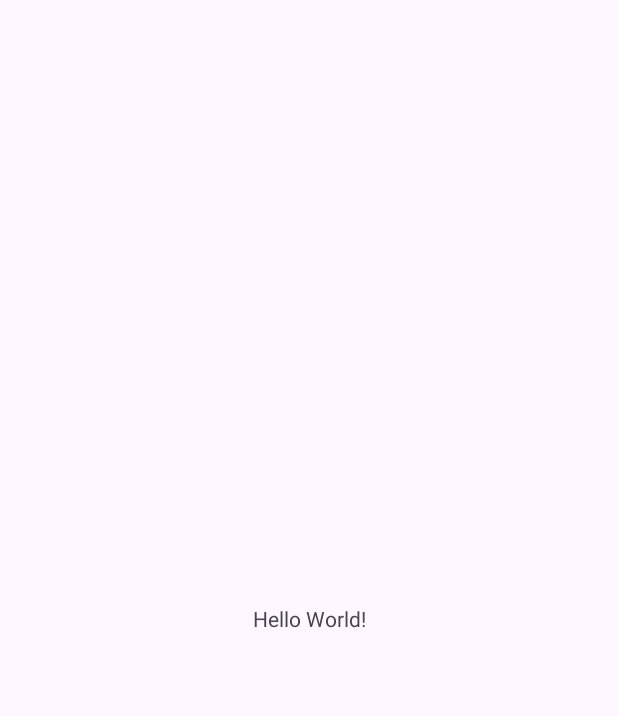
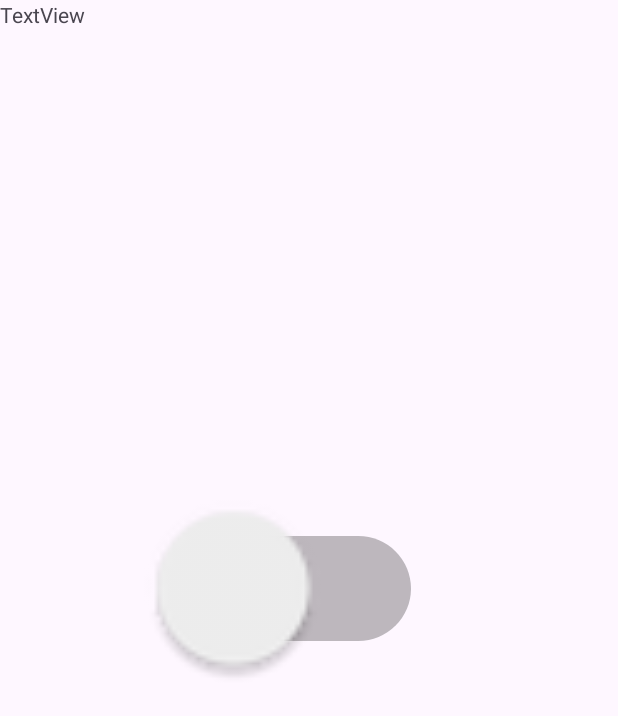
Before and after one commit to sezziiee/LiterOfLight, an Android app: the screen it shows after launch (MainActivity), on a phone screen of 412 x 824 dp. Before the commit the part shown is almost empty. Shown: the top 716 px of the screen. Run offline under Robolectric (Android 15) with nearby library versions, the phone set to English and light mode, and no system bars.

```diff
--- a/app/build.gradle.kts
+++ b/app/build.gradle.kts
@@ -45,4 +45,6 @@ dependencies {
     testImplementation(libs.junit)
     androidTestImplementation(libs.androidx.junit)
     androidTestImplementation(libs.androidx.espresso.core)
+    implementation("com.github.kittinunf.fuel:fuel-gson:2.3.1")
+    implementation("com.google.code.gson:gson:2.8.7")
 }
--- a/app/src/main/res/layout/activity_main.xml
+++ b/app/src/main/res/layout/activity_main.xml
@@ -7,13 +7,26 @@
     android:layout_height="match_parent"
     tools:context=".MainActivity">
 
+    <Switch
+        android:id="@+id/switch1"
+        android:layout_width="117dp"
+        android:layout_height="102dp"
+        android:layout_marginStart="-25dp"
+        android:scaleX="5"
+        android:scaleY="5"
+        app:layout_constraintBottom_toBottomOf="parent"
+        app:layout_constraintEnd_toEndOf="parent"
+        app:layout_constraintHorizontal_bias="0.0"
+        app:layout_constraintStart_toStartOf="parent"
+        app:layout_constraintTop_toTopOf="parent"
+        app:layout_constraintVertical_bias="0.473" />
+
     <TextView
+        android:id="@+id/txtOutput"
         android:layout_width="wrap_content"
         android:layout_height="wrap_content"
-        android:text="Hello World!"
-        app:layout_constraintBottom_toBottomOf="parent"
-        app:layout_constraintEnd_toEndOf="parent"
-        app:layout_constraintStart_toStartOf="parent"
-        app:layout_constraintTop_toTopOf="parent" />
+        android:text="TextView"
+        tools:layout_editor_absoluteX="187dp"
+        tools:layout_editor_absoluteY="187dp" />
 
 </androidx.constraintlayout.widget.ConstraintLayout>
```
Also changed, not shown: app/src/main/java/com/app/litreoflight/MainActivity.kt (+32 -0 lines).
